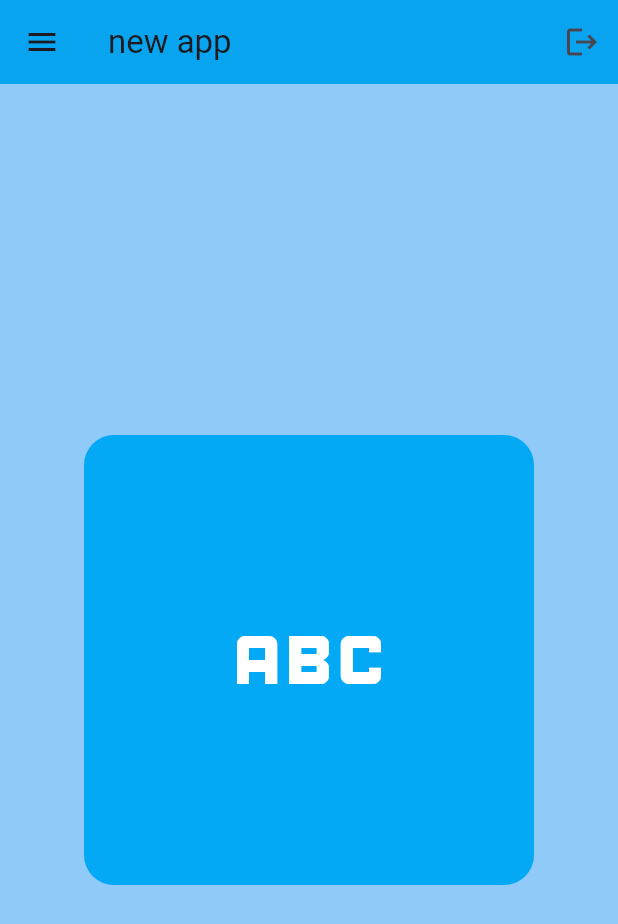
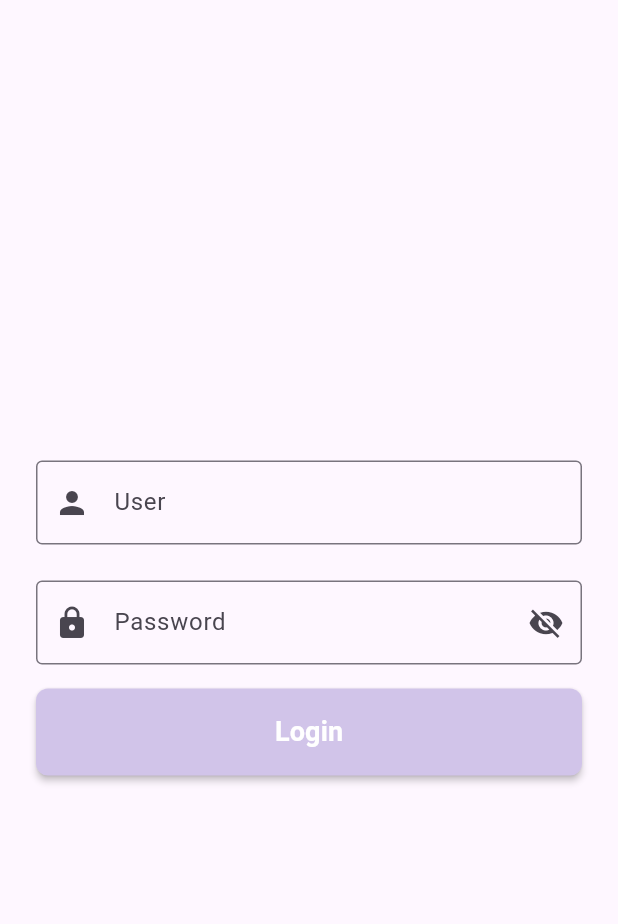
Before and after one commit to tokujiTO/flutter-learn, a Flutter app: the screen it shows after launch, on a phone screen of 412 x 824 dp. Shown: the top 924 px of the screen. Run offline on Flutter 3.47's test engine with Material 3 defaults, Android fonts, the phone set to English and light mode, and no system bars.

Commit message:
feat: navigation and login

```diff
--- a/lib/main.dart
+++ b/lib/main.dart
@@ -1,4 +1,8 @@
 import 'package:flutter/material.dart';
+import 'package:myapp/pages/first_page.dart';
+import 'package:myapp/pages/home.dart';
+import 'package:myapp/pages/login.dart';
+import 'package:myapp/pages/second_page.dart';
 
 void main() {
   runApp(const MyApp());
@@ -11,29 +15,16 @@ class MyApp extends StatelessWidget {
   Widget build(BuildContext context) {
     return MaterialApp(
       debugShowCheckedModeBanner: false,
-      home: Scaffold(
-        backgroundColor: Colors.blue.shade200,
-        appBar: AppBar(
-          title: const Text("new app"),
-          backgroundColor: Colors.lightBlue,
-          elevation: 1,
-          leading: Icon(Icons.menu),
-          actions: [IconButton(onPressed: () {}, icon: Icon(Icons.logout))],
-        ),
-        body: Center(
-          child: Container(
-            height: 300,
-            width: 300,
-            decoration: BoxDecoration(
-              color: Colors.lightBlue,
-              borderRadius: BorderRadius.circular(20),
-            ),
-            child: Center(
-              child: Icon(Icons.abc_outlined, color: Colors.white, size: 128),
-            ),
-          ),
-        ),
-      ),
+      home: Login(),
+      routes: {
+        '/home' : (context) => Home()
+      },
+      // home: Home(),
+      // routes: {
+      //   "/home": (context) => Home(),
+      //   "/firstPage": (context) => FirstPage(),
+      //   "/secondPage": (context) => SecondPage(),
+      // },
     );
   }
 }
--- /dev/null
+++ b/lib/pages/login.dart
@@ -0,0 +1,132 @@
+import 'package:flutter/material.dart';
+
+class Login extends StatefulWidget {
+  const Login({super.key});
+
+  @override
+  State<Login> createState() => _LoginState();
+}
+
+class _LoginState extends State<Login> {
+  TextEditingController userController = TextEditingController();
+  TextEditingController passwordController = TextEditingController();
+  String errorMessage = "";
+  bool isPasswordVisible = false;
+  void _login() {
+    // Limpa a mensagem de erro anterior
+    setState(() {
+      errorMessage = "";
+    });
+
+    if (userController.text == "tiago" && passwordController.text == "senha") {
+      Navigator.pushNamed(context, "/home");
+    } else {
+      setState(() {
+        errorMessage = 'Credenciais inválidas.';
+      });
+    }
+  }
+
+  @override
+  Widget build(BuildContext context) {
+    return Scaffold(
+      body: Center(
+        child: Container(
+          padding: const EdgeInsets.symmetric(horizontal: 24.0),
+          child: Column(
+            mainAxisAlignment: MainAxisAlignment.center,
+            children: [
+              TextField(
+                controller: userController,
+                decoration: const InputDecoration(
+                  border: OutlineInputBorder(),
+                  hintText: "User",
+                  prefixIcon: Icon(Icons.person),
+                ),
+              ),
+              const SizedBox(height: 24),
+              TextField(
+                controller: passwordController,
+                obscureText: isPasswordVisible
+                    ? false
+                    : true, // Para ocultar a senha
+                decoration: InputDecoration(
+                  border: const OutlineInputBorder(),
+                  hintText: "Password",
+                  prefixIcon: const Icon(Icons.lock),
+                  suffixIcon: IconButton(
+                    icon: Icon(
+                      isPasswordVisible
+                          ? Icons.visibility
+                          : Icons.visibility_off,
+                    ),
+                    onPressed: () {
+                      setState(() {
+                        isPasswordVisible = !isPasswordVisible;
+                      });
+                    },
+                  ),
+                ),
+              ),
+              const SizedBox(height: 16),
+              // Mensagem de erro
+              if (errorMessage.isNotEmpty)
+                Container(
+                  width: double.infinity,
+                  padding: const EdgeInsets.all(12),
+                  margin: const EdgeInsets.only(bottom: 16),
+                  decoration: BoxDecoration(
+                    color: Colors.red[50],
+                    border: Border.all(color: Colors.red),
+                    borderRadius: BorderRadius.circular(8),
+                  ),
+                  child: Row(
+                    children: [
+                      const Icon(
+                        Icons.error_outline,
+                        color: Colors.red,
+                        size: 20,
+                      ),
+                      const SizedBox(width: 8),
+                      Expanded(
+                        child: Text(
+                          errorMessage,
+                          style: const TextStyle(
+                            color: Colors.red,
+                            fontSize: 14,
+                          ),
+                        ),
+                      ),
+                    ],
+                  ),
+                ),
+              ElevatedButton(
+                onPressed: _login,
+                style: ElevatedButton.styleFrom(
+                  minimumSize: const Size(
+                    double.infinity,
+                    48,
+                  ), // largura máxima
+                  backgroundColor: Colors.deepPurple[100], // Cor de fundo
+                  foregroundColor: Colors.white, // Cor do texto
+                  padding: const EdgeInsets.symmetric(
+                    horizontal: 32,
+                    vertical: 16,
+                  ),
+                  shape: RoundedRectangleBorder(
+                    borderRadius: BorderRadius.circular(8),
+                  ),
+                  elevation: 2,
+                ),
+                child: const Text(
+                  "Login",
+                  style: TextStyle(fontSize: 18, fontWeight: FontWeight.bold),
+                ),
+              ),
+            ],
+          ),
+        ),
+      ),
+    );
+  }
+}
```
Also changed, not shown: lib/pages/first_page.dart (added, +10 -0 lines), lib/pages/home.dart (added, +58 -0 lines), lib/pages/second_page.dart (added, +31 -0 lines).
